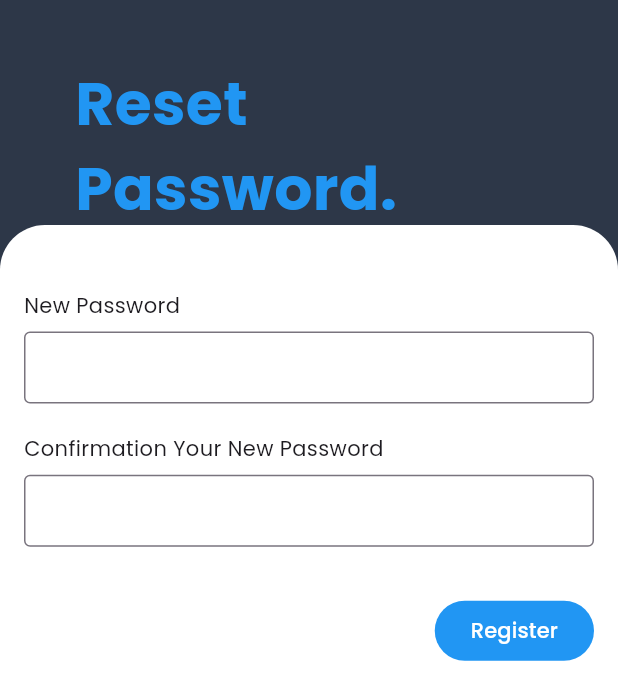
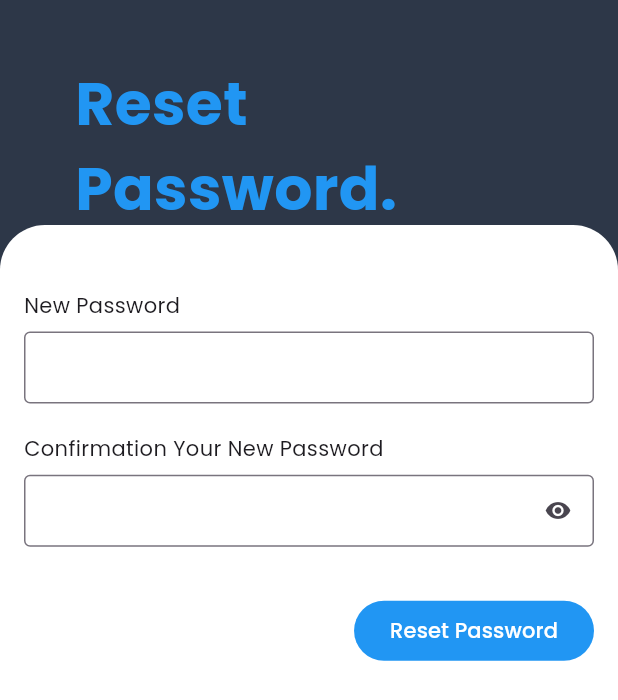
Before and after one commit to mpandulw/catat-perak, a Flutter app: the ResetPasswordView screen opened by its route, on a phone screen of 412 x 824 dp. Shown: the top 700 px of the screen. Run offline on Flutter 3.47's test engine with Material 3 defaults, Android fonts, the phone set to English and light mode, and no system bars; our stand-ins replace curved_navigation_bar, fl_chart, flutter_otp_text_field, flutter_speed_dial, get, google_sign_in and 1 more; accounts and stored records are empty; statements that could not run were skipped.

Commit message:
fix txtfield login, and reset password

```diff
--- /dev/null
+++ b/devtools_options.yaml
@@ -0,0 +1,3 @@
+description: This file stores settings for Dart & Flutter DevTools.
+documentation: https://docs.flutter.dev/tools/devtools/extensions#configure-extension-enablement-states
+extensions:
--- a/lib/app/modules/forgot_password/controllers/forgot_password_controller.dart
+++ b/lib/app/modules/forgot_password/controllers/forgot_password_controller.dart
@@ -29,7 +29,11 @@ class ForgotPasswordController extends GetxController {
           arguments: {"email": emailController.text, "register": false},
         );
       } else if (response['success'] == false) {
-        Get.snackbar("Error", response["message"]);
+        Get.snackbar(
+          "Error",
+          response["message"],
+          backgroundColor: Colors.white,
+        );
       }
     }
   }
--- a/lib/app/modules/reset_password/views/reset_password_view.dart
+++ b/lib/app/modules/reset_password/views/reset_password_view.dart
@@ -47,6 +47,7 @@ class ResetPasswordView extends GetView<ResetPasswordController> {
               child: Padding(
                 padding: const EdgeInsets.all(16.0),
                 child: Form(
+                  key: controller.formKey,
                   child: Column(
                     crossAxisAlignment: CrossAxisAlignment.start,
                     children: [
@@ -80,10 +81,19 @@ class ResetPasswordView extends GetView<ResetPasswordController> {
                         child: const Text("Confirmation Your New Password"),
                       ),
                       const SizedBox(height: 7.5),
-                      TextFormField(
+                      Obx(
+                        () => TextFormField(
+                          obscureText: controller.obsecurePassword.value,
                           decoration: InputDecoration(
                             isDense: true,
                             border: OutlineInputBorder(),
+                            suffixIcon: IconButton(
+                              onPressed: () => controller.togglePassword(),
+                              icon:
+                                  controller.obsecurePassword.value
+                                      ? const Icon(Icons.visibility)
+                                      : const Icon(Icons.visibility_off),
+                            ),
                           ),
                           controller: controller.confPasswordController,
                           validator: (value) {
@@ -95,6 +105,7 @@ class ResetPasswordView extends GetView<ResetPasswordController> {
                             }
                             return null;
                           },
+                        ),
                       ),
 
                       const SizedBox(height: 32),
@@ -112,7 +123,7 @@ class ResetPasswordView extends GetView<ResetPasswordController> {
                                         Colors.blue,
                                       ),
                                     ),
-                                    child: const Text("Register"),
+                                    child: const Text("Reset Password"),
                                   ),
                         ),
                       ),
--- a/lib/main.dart
+++ b/lib/main.dart
@@ -1,10 +1,16 @@
 import 'package:flutter/material.dart';
+import 'package:flutter/services.dart';
 
 import 'package:get/get.dart';
 
 import 'app/routes/app_pages.dart';
 
 void main() {
+  WidgetsFlutterBinding.ensureInitialized();
+  SystemChrome.setEnabledSystemUIMode(
+    SystemUiMode.manual,
+    overlays: [SystemUiOverlay.bottom],
+  );
   runApp(
     GetMaterialApp(
       title: "Application",
--- a/pubspec.yaml
+++ b/pubspec.yaml
@@ -14,6 +14,7 @@ dependencies:
   flutter_otp_text_field: ^1.5.1+1
   flutter_speed_dial: ^7.0.0
   get: ^4.7.2
+  google_sign_in: ^6.3.0
   http: ^1.4.0
   intl: ^0.20.2
   mongo_dart: ^0.10.5
@@ -32,7 +33,4 @@ flutter:
       fonts:
         - asset: assets\fonts\Poppins-Regular.ttf
   assets:
-    - assets/images/caution_icon.png
-    - assets/images/el_wiwi.jpeg
-    - assets/images/google_icon.png
-    - assets/images/check.gif
+    - assets/images/
```
Also changed, not shown: lib/app/data/services/auth_services.dart (+37 -0 lines), lib/app/modules/login/controllers/login_controller.dart (+9 -0 lines), lib/app/modules/login/views/login_view.dart (+11 -4 lines), lib/app/modules/reset_password/controllers/reset_password_controller.dart (+9 -0 lines), pubspec.lock, 2 other files. Lines whose indentation alone changed are shown as unchanged.
